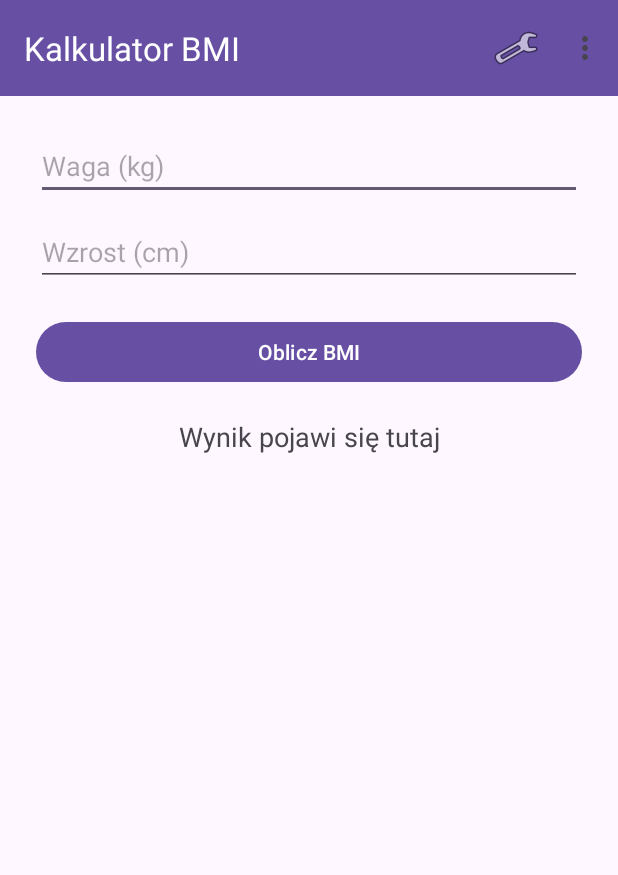
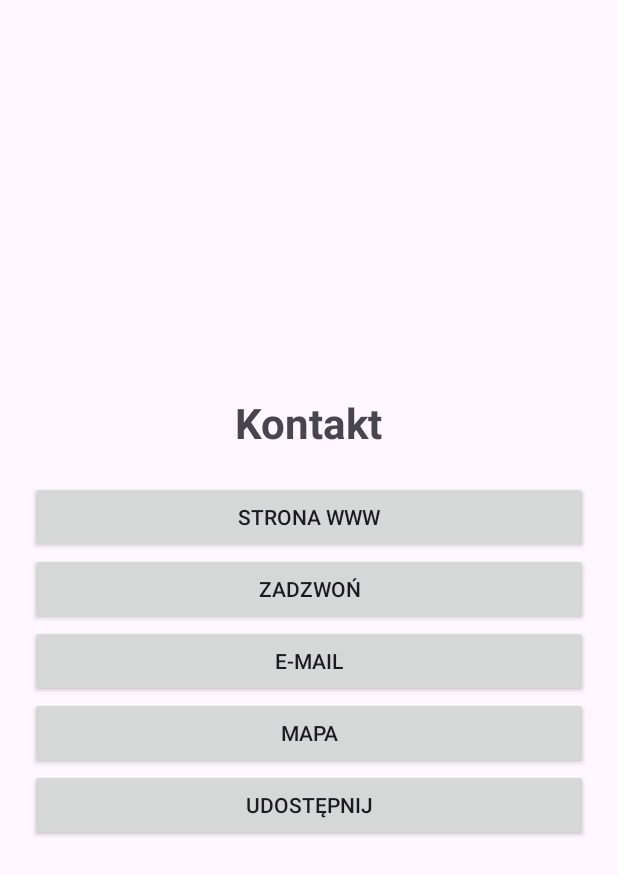
Before and after one commit to niko429/M03toolBar, an Android app: the screen it shows after launch (MainActivity), on a phone screen of 412 x 824 dp. Shown: the top 875 px of the screen. Run offline under Robolectric (Android 15) with nearby library versions, the phone set to English and light mode, and no system bars.

Commit message:
exp. 5 done

```diff
--- a/M03zadania/app/src/main/java/com/napertyhryhorenko/m03/MainActivity.java
+++ b/M03zadania/app/src/main/java/com/napertyhryhorenko/m03/MainActivity.java
@@ -1,162 +1,108 @@
 package com.napertyhryhorenko.m03;
 
+import android.app.Activity;
+import android.os.Bundle;
 import android.content.Intent;
-import android.os.Bundle;
-import android.view.Menu;
-import android.view.MenuItem;
+import android.content.ActivityNotFoundException;
+import android.net.Uri;
 import android.view.View;
 import android.widget.Button;
-import android.widget.EditText;
-import android.widget.TextView;
 import android.widget.Toast;
 
-import androidx.activity.result.ActivityResultLauncher;
-import androidx.activity.result.contract.ActivityResultContracts;
-import androidx.annotation.NonNull;
-import androidx.appcompat.app.AppCompatActivity;
-import androidx.appcompat.widget.Toolbar;
+public class MainActivity extends Activity {
 
-import java.util.Locale;
-
-public class MainActivity extends AppCompatActivity {
-
-    private EditText etWeight;
-    private EditText etHeight;
-    private TextView tvResult;
-    private Button btnDetails;
-
-    private String currentUnit = SettingsActivity.UNIT_METRIC;
-
-    private double lastBmi = 0.0;
-    private String lastCategory = "";
-    private double lastWeight = 0.0;
-    private double lastHeight = 0.0;
-
-    private final ActivityResultLauncher<Intent> settingsLauncher = registerForActivityResult(
-            new ActivityResultContracts.StartActivityForResult(),
-            result -> {
-                if (result.getResultCode() == RESULT_OK && result.getData() != null) {
-                    String chosenUnit = result.getData().getStringExtra(SettingsActivity.EXTRA_UNIT_SYSTEM);
-                    if (chosenUnit != null) {
-                        currentUnit = chosenUnit;
-
-                        etWeight.setText("");
-                        etHeight.setText("");
-                        updateInputHints();
-
-                        tvResult.setText("Wynik pojawi się tutaj");
-                        btnDetails.setVisibility(View.GONE);
-                    }
-                }
-            }
-    );
+    Button btnStrona, btnTelefon, btnEmail, btnMapa, btnUdostepnij;
 
     @Override
     protected void onCreate(Bundle savedInstanceState) {
         super.onCreate(savedInstanceState);
         setContentView(R.layout.activity_main);
 
-        Toolbar toolbar = findViewById(R.id.toolbar);
-        setSupportActionBar(toolbar);
-        if (getSupportActionBar() != null) {
-            getSupportActionBar().setTitle("Kalkulator BMI");
-        }
+        btnStrona = findViewById(R.id.btnStrona);
+        btnTelefon = findViewById(R.id.btnTelefon);
+        btnEmail = findViewById(R.id.btnEmail);
+        btnMapa = findViewById(R.id.btnMapa);
+        btnUdostepnij = findViewById(R.id.btnUdostepnij);
 
-        etWeight = findViewById(R.id.etWeight);
-        etHeight = findViewById(R.id.etHeight);
-        tvResult = findViewById(R.id.tvResult);
-        btnDetails = findViewById(R.id.btnDetails);
-        Button btnCalculate = findViewById(R.id.btnCalculate);
+        // STRONA WWW
+        btnStrona.setOnClickListener(new View.OnClickListener() {
+            @Override
+            public void onClick(View v) {
+                try {
+                    Intent intent = new Intent(Intent.ACTION_VIEW,
+                            Uri.parse("https://www.google.com"));
+                    startActivity(intent);
+                } catch (ActivityNotFoundException e) {
+                    Toast.makeText(MainActivity.this,
+                            "Brak przeglądarki", Toast.LENGTH_SHORT).show();
+                }
+            }
+        });
 
-        btnCalculate.setOnClickListener(v -> calculateBmi());
+        // TELEFON
+        btnTelefon.setOnClickListener(new View.OnClickListener() {
+            @Override
+            public void onClick(View v) {
+                try {
+                    Intent intent = new Intent(Intent.ACTION_DIAL,
+                            Uri.parse("tel:123456789"));
+                    startActivity(intent);
+                } catch (ActivityNotFoundException e) {
+                    Toast.makeText(MainActivity.this,
+                            "Brak aplikacji telefonu", Toast.LENGTH_SHORT).show();
+                }
+            }
+        });
 
-        btnDetails.setOnClickListener(v -> {
-            Intent intent = new Intent(MainActivity.this, DetailsActivity.class);
-            intent.putExtra(DetailsActivity.EXTRA_BMI, lastBmi);
-            intent.putExtra(DetailsActivity.EXTRA_CATEGORY, lastCategory);
-            intent.putExtra(DetailsActivity.EXTRA_WEIGHT, lastWeight);
-            intent.putExtra(DetailsActivity.EXTRA_HEIGHT, lastHeight);
-            startActivity(intent);
+        // E-MAIL
+        btnEmail.setOnClickListener(new View.OnClickListener() {
+            @Override
+            public void onClick(View v) {
+                try {
+                    Intent intent = new Intent(Intent.ACTION_SENDTO,
+                            Uri.parse("mailto:kontakt@gmail.com"));
+                    startActivity(intent);
+                } catch (ActivityNotFoundException e) {
+                    Toast.makeText(MainActivity.this,
+                            "Brak aplikacji pocztowej", Toast.LENGTH_SHORT).show();
+                }
+            }
+        });
+
+        // MAPA
+        btnMapa.setOnClickListener(new View.OnClickListener() {
+            @Override
+            public void onClick(View v) {
+                try {
+                    Intent intent = new Intent(Intent.ACTION_VIEW,
+                            Uri.parse("geo:52.2297,21.0122?q=Warszawa"));
+                    startActivity(intent);
+                } catch (ActivityNotFoundException e) {
+                    Toast.makeText(MainActivity.this,
+                            "Brak aplikacji map", Toast.LENGTH_SHORT).show();
+                }
+            }
+        });
+
+        // UDOSTĘPNIANIE
+        btnUdostepnij.setOnClickListener(new View.OnClickListener() {
+            @Override
+            public void onClick(View v) {
+                try {
+                    Intent intent = new Intent(Intent.ACTION_SEND);
+                    intent.setType("text/plain");
+                    intent.putExtra(Intent.EXTRA_TEXT,
+                            "Kontakt: https://www.google.com");
+
+                    startActivity(Intent.createChooser(intent,
+                            "Udostępnij przez"));
+
+                } catch (ActivityNotFoundException e) {
+                    Toast.makeText(MainActivity.this,
+                            "Brak aplikacji do udostępniania",
+                            Toast.LENGTH_SHORT).show();
+                }
+            }
         });
     }
-
-    @Override
-    public boolean onCreateOptionsMenu(Menu menu) {
-        getMenuInflater().inflate(R.menu.menu_main, menu);
-        return true;
-    }
-
-    @Override
-    public boolean onOptionsItemSelected(@NonNull MenuItem item) {
-        int id = item.getItemId();
-        if (id == R.id.action_settings) {
-            Intent intent = new Intent(MainActivity.this, SettingsActivity.class);
-            intent.putExtra(SettingsActivity.EXTRA_UNIT_SYSTEM, currentUnit);
-            settingsLauncher.launch(intent);
-            return true;
-        } else if (id == R.id.action_info) {
-            Intent intent = new Intent(MainActivity.this, InfoActivity.class);
-            startActivity(intent);
-            return true;
-        }
-        return super.onOptionsItemSelected(item);
-    }
-
-    private void calculateBmi() {
-        String weightStr = etWeight.getText().toString().trim();
-        String heightStr = etHeight.getText().toString().trim();
-
-        if (weightStr.isEmpty() || heightStr.isEmpty()) {
-            Toast.makeText(this, "Wpisz wagę i wzrost!", Toast.LENGTH_SHORT).show();
-            return;
-        }
-
-        double weight = Double.parseDouble(weightStr);
-        double height = Double.parseDouble(heightStr);
-
-        if (weight <= 0 || height <= 0) {
-            Toast.makeText(this, "Wartości muszą być większe od zera!", Toast.LENGTH_SHORT).show();
-            return;
-        }
-
-        double bmi;
-        if (SettingsActivity.UNIT_IMPERIAL.equals(currentUnit)) {
-            bmi = (weight / (height * height)) * 703.0;
-        } else {
-            double heightInMeters = height / 100.0;
-            bmi = weight / (heightInMeters * heightInMeters);
-        }
-
-        String category = getBmiCategory(bmi);
-
-        lastBmi = bmi;
-        lastCategory = category;
-        lastWeight = weight;
-        lastHeight = height;
-
-        tvResult.setText(String.format(Locale.getDefault(), "Twoje BMI: %.2f\n(%s)", bmi, category));
-        btnDetails.setVisibility(View.VISIBLE);
-    }
-
-    private String getBmiCategory(double bmi) {
-        if (bmi < 18.5) {
-            return "Niedowaga";
-        } else if (bmi < 25.0) {
-            return "Waga prawidłowa";
-        } else if (bmi < 30.0) {
-            return "Nadwaga";
-        } else {
-            return "Otyłość";
-        }
-    }
-
-    private void updateInputHints() {
-        if (SettingsActivity.UNIT_IMPERIAL.equals(currentUnit)) {
-            etWeight.setHint("Waga (lbs)");
-            etHeight.setHint("Wzrost (in)");
-        } else {
-            etWeight.setHint("Waga (kg)");
-            etHeight.setHint("Wzrost (cm)");
-        }
-    }
 }
--- a/M03zadania/app/src/main/res/layout/activity_main.xml
+++ b/M03zadania/app/src/main/res/layout/activity_main.xml
@@ -1,62 +1,47 @@
 <?xml version="1.0" encoding="utf-8"?>
 <LinearLayout xmlns:android="http://schemas.android.com/apk/res/android"
-    xmlns:app="http://schemas.android.com/apk/res-auto"
-    android:layout_width="match_parent"
-    android:layout_height="match_parent"
-    android:orientation="vertical">
-
-    <androidx.appcompat.widget.Toolbar
-        android:id="@+id/toolbar"
-        android:layout_width="match_parent"
-        android:layout_height="?attr/actionBarSize"
-        android:background="?attr/colorPrimary"
-        app:titleTextColor="@android:color/white" />
-
-    <LinearLayout
     android:layout_width="match_parent"
     android:layout_height="match_parent"
     android:orientation="vertical"
-        android:padding="24dp">
+    android:gravity="center"
+    android:padding="20dp">
 
-        <EditText
-            android:id="@+id/etWeight"
-            android:layout_width="match_parent"
+    <TextView
+        android:layout_width="wrap_content"
         android:layout_height="wrap_content"
-            android:hint="Waga (kg)"
-            android:inputType="numberDecimal"
-            android:layout_marginBottom="12dp" />
-
-        <EditText
-            android:id="@+id/etHeight"
-            android:layout_width="match_parent"
-            android:layout_height="wrap_content"
-            android:hint="Wzrost (cm)"
-            android:inputType="numberDecimal"
+        android:text="Kontakt"
+        android:textSize="28sp"
+        android:textStyle="bold"
         android:layout_marginBottom="20dp" />
 
     <Button
-            android:id="@+id/btnCalculate"
+        android:id="@+id/btnStrona"
         android:layout_width="match_parent"
         android:layout_height="wrap_content"
-            android:text="Oblicz BMI"
-            android:layout_marginBottom="20dp" />
+        android:text="Strona WWW" />
 
-        <TextView
-            android:id="@+id/tvResult"
+    <Button
+        android:id="@+id/btnTelefon"
         android:layout_width="match_parent"
         android:layout_height="wrap_content"
-            android:text="Wynik pojawi się tutaj"
-            android:textSize="18sp"
-            android:gravity="center"
-            android:layout_marginBottom="16dp" />
+        android:text="Zadzwoń" />
 
     <Button
-            android:id="@+id/btnDetails"
+        android:id="@+id/btnEmail"
         android:layout_width="match_parent"
         android:layout_height="wrap_content"
-            android:text="Szczegóły"
-            android:visibility="gone" />
+        android:text="E-mail" />
+
+    <Button
+        android:id="@+id/btnMapa"
+        android:layout_width="match_parent"
+        android:layout_height="wrap_content"
+        android:text="Mapa" />
+
+    <Button
+        android:id="@+id/btnUdostepnij"
+        android:layout_width="match_parent"
+        android:layout_height="wrap_content"
+        android:text="Udostępnij" />
 
 </LinearLayout>
-
-</LinearLayout>
```
Lines whose indentation alone changed are shown as unchanged.
